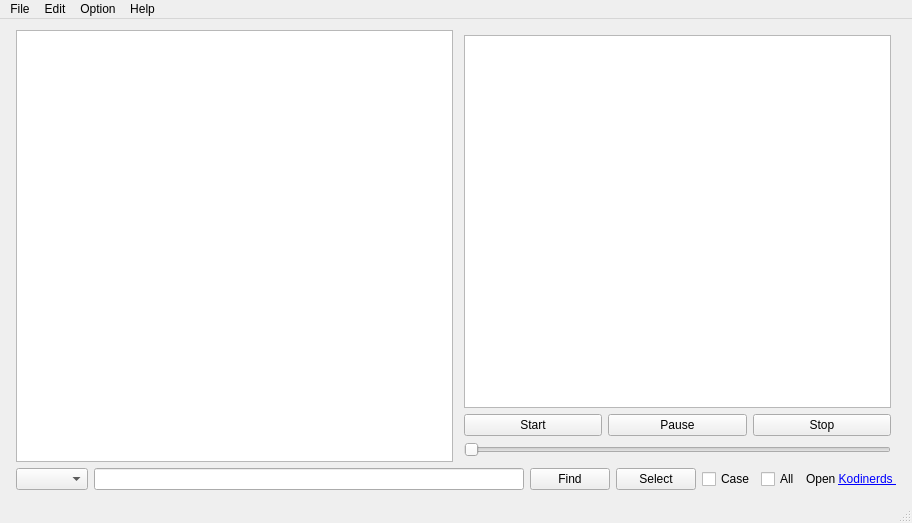
First picture: the form in mainwindow.ui, repository Rolloke/GUI-Apps, before the edit.
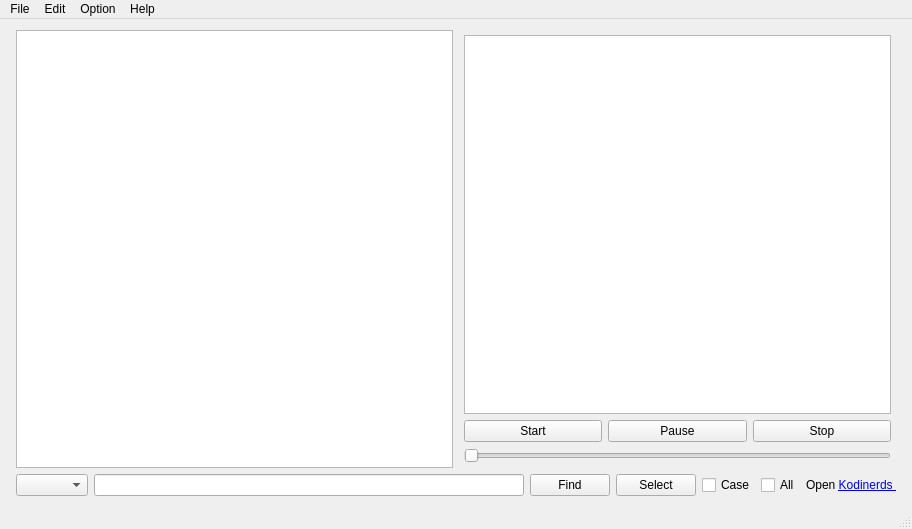
Second picture: the form after the edit. Icons and pictures are not drawn.

Commit message: read folders with media content in raspimedialist

The edit to the form file:
```diff
--- a/mainwindow.ui
+++ b/mainwindow.ui
@@ -7,7 +7,7 @@
     <x>0</x>
     <y>0</y>
     <width>912</width>
-    <height>523</height>
+    <height>529</height>
    </rect>
   </property>
   <property name="windowTitle">
```
Left out of the diff: 15 changed lines with no effect on the pictures. The commit also changes 2 other files.
